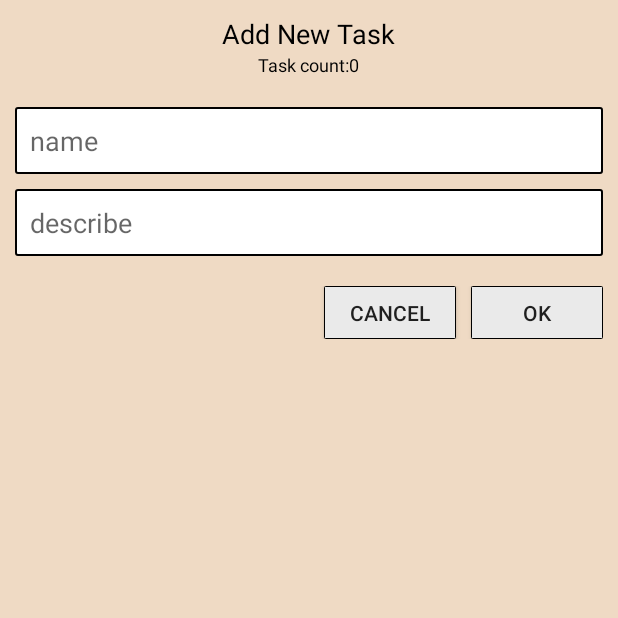
After one commit to haumenphai/Android-TextEditor-Note-TodoList, an Android app: the AddTaskActivity screen opened directly, with no data from a screen before it, on a phone screen of 412 x 824 dp, the top half of it. The commit adds this screen. Run offline under Robolectric (Android 15) with nearby library versions, the phone set to English and light mode, and no system bars; our stand-ins replace Room's generated code.

Commit message:
todo list

```diff
--- a/app/src/main/java/promax/dohaumen/text_edittor_mvvm/todo_list/adapter/TaskAdapter.kt
+++ b/app/src/main/java/promax/dohaumen/text_edittor_mvvm/todo_list/adapter/TaskAdapter.kt
@@ -39,6 +39,7 @@ class TaskAdapter: RecyclerView.Adapter<TaskAdapter.Holder>() {
 
     override fun onBindViewHolder(holder: Holder, position: Int) {
         holder.binding.task = listTask[position]
+        holder.binding.stt = "${position+1}"
         holder.binding.executePendingBindings()
     }
 
--- a/app/src/main/java/promax/dohaumen/text_edittor_mvvm/todo_list/data/TaskDatabase.kt
+++ b/app/src/main/java/promax/dohaumen/text_edittor_mvvm/todo_list/data/TaskDatabase.kt
@@ -33,19 +33,19 @@ interface TaskDao {
     @Query("DELETE FROM task")
     fun deleteAll()
 
-    @Query("SELECT * FROM task where isCompleted = :isCompleted")
+    @Query("SELECT * FROM task where isCompleted = :isCompleted ORDER BY id DESC")
     fun getList(isCompleted: Boolean): List<Task>
 
-    @Query("SELECT * FROM task")
+    @Query("SELECT * FROM task ORDER BY id DESC")
     fun getList(): List<Task>
 
 
-    @Query("SELECT * FROM task where isCompleted = :isCompleted")
+    @Query("SELECT * FROM task where isCompleted = :isCompleted ORDER BY id DESC")
     fun getLiveData(isCompleted: Boolean): LiveData<List<Task>>
 
-    @Query("SELECT * FROM task")
+    @Query("SELECT * FROM task  ORDER BY id DESC")
     fun getLiveData(): LiveData<List<Task>>
 
-    @Query("SELECT * FROM task where isDeleted = :isDeleted")
+    @Query("SELECT * FROM task where isDeleted = :isDeleted ORDER BY id DESC")
     fun getListDeleted(isDeleted: Boolean): List<Task>
 }
--- /dev/null
+++ b/app/src/main/java/promax/dohaumen/text_edittor_mvvm/todo_list/view/AddTaskActivity.kt
@@ -0,0 +1,43 @@
+package promax.dohaumen.text_edittor_mvvm.todo_list.view
+
+import android.annotation.SuppressLint
+import androidx.appcompat.app.AppCompatActivity
+import android.os.Bundle
+import android.widget.Toast
+import androidx.lifecycle.ViewModelProvider
+import promax.dohaumen.text_edittor_mvvm.R
+import promax.dohaumen.text_edittor_mvvm.databinding.ActivityAddTaskBinding
+import promax.dohaumen.text_edittor_mvvm.todo_list.viewmodel.AddTaskViewModel
+@SuppressLint("SetTextI18n")
+class AddTaskActivity : AppCompatActivity() {
+    val b: ActivityAddTaskBinding by lazy { ActivityAddTaskBinding.inflate(layoutInflater) }
+    val viewModel: AddTaskViewModel by lazy { ViewModelProvider(this).get(AddTaskViewModel::class.java) }
+
+    override fun onCreate(savedInstanceState: Bundle?) {
+        super.onCreate(savedInstanceState)
+        setContentView(b.root)
+        setClick()
+
+        viewModel.listTask.observe(this, {
+            b.tvTaskCount.setText(getString(R.string.task_count) + it.size)
+        })
+    }
+
+    fun setClick() {
+        b.btnCancel.setOnClickListener {
+            finish()
+        }
+        b.btnOk.setOnClickListener {
+            val name = b.editName.text.toString()
+            val desc = b.editDescribe.text.toString()
+
+            viewModel.addTask(name, desc, onFailure = { mess ->
+                Toast.makeText(this, mess, Toast.LENGTH_SHORT).show()
+            }, onSuccess = { mess ->
+                b.editName.setText("")
+                b.editDescribe.setText("")
+               Toast.makeText(this, mess, Toast.LENGTH_SHORT).show()
+            })
+        }
+    }
+}
--- /dev/null
+++ b/app/src/main/java/promax/dohaumen/text_edittor_mvvm/todo_list/viewmodel/AddTaskViewModel.kt
@@ -0,0 +1,26 @@
+package promax.dohaumen.text_edittor_mvvm.todo_list.viewmodel
+
+import androidx.lifecycle.LiveData
+import androidx.lifecycle.ViewModel
+import promax.dohaumen.text_edittor_mvvm.R
+import promax.dohaumen.text_edittor_mvvm.helper.getCurentDate24h
+import promax.dohaumen.text_edittor_mvvm.helper.getString
+import promax.dohaumen.text_edittor_mvvm.todo_list.data.Task
+import promax.dohaumen.text_edittor_mvvm.todo_list.data.TaskDatabase
+
+class AddTaskViewModel: ViewModel() {
+    val listTask: LiveData<List<Task>> by lazy {
+        TaskDatabase.get.dao().getLiveData()
+    }
+
+    fun addTask(name: String, describe: String, onFailure:(mess: String) -> Unit, onSuccess:(mess: String) -> Unit) {
+        if (name.trim() == "") {
+            onFailure(getString(R.string.file_name_must_not_empty))
+        } else {
+            val task = Task(name, describe)
+            task.dateCreated = getCurentDate24h()
+            TaskDatabase.get.dao().insert(task)
+            onSuccess(getString(R.string.add_task_successfully))
+        }
+    }
+}
--- a/app/src/main/java/promax/dohaumen/text_edittor_mvvm/views/fragment/ListFileDeletedFragment.kt
+++ b/app/src/main/java/promax/dohaumen/text_edittor_mvvm/views/fragment/ListFileDeletedFragment.kt
@@ -17,7 +17,6 @@ import com.google.android.material.snackbar.Snackbar
 import kotlinx.coroutines.launch
 import promax.dohaumen.text_edittor_mvvm.R
 import promax.dohaumen.text_edittor_mvvm.adapter.FileTextAdapter
-import promax.dohaumen.text_edittor_mvvm.databinding.FragmentListFileBinding
 import promax.dohaumen.text_edittor_mvvm.databinding.FragmentListFileDeletedBinding
 import promax.dohaumen.text_edittor_mvvm.helper.demSoTu
 import promax.dohaumen.text_edittor_mvvm.helper.searchFileText
--- a/app/src/main/java/promax/dohaumen/text_edittor_mvvm/views/fragment/ListFileFragment.kt
+++ b/app/src/main/java/promax/dohaumen/text_edittor_mvvm/views/fragment/ListFileFragment.kt
@@ -28,7 +28,6 @@ import promax.dohaumen.text_edittor_mvvm.viewmodel.ListFileFragmentViewModel
 import promax.dohaumen.text_edittor_mvvm.views.dialog.DialogAddFile
 import promax.hmp.dev.utils.HandleUI
 import promax.hmp.dev.views.DialogAddNewFile2
-import java.lang.Exception
 
 class ListFileFragment() : Fragment() {
     lateinit var b: FragmentListFileBinding
--- /dev/null
+++ b/app/src/main/res/layout/activity_add_task.xml
@@ -0,0 +1,82 @@
+<?xml version="1.0" encoding="utf-8"?>
+<RelativeLayout
+    xmlns:android="http://schemas.android.com/apk/res/android"
+    xmlns:tools="http://schemas.android.com/tools"
+    xmlns:app="http://schemas.android.com/apk/res-auto"
+    android:layout_width="match_parent"
+    android:layout_height="match_parent"
+    tools:context=".todo_list.view.AddTaskActivity"
+    android:padding="10dp"
+    android:background="@color/color_edit_2"
+    >
+
+    <TextView
+        android:id="@+id/tv_title"
+        android:layout_width="wrap_content"
+        android:layout_height="wrap_content"
+        android:textSize="18sp"
+        android:textColor="@color/black"
+        android:text="Add New Task"
+        android:layout_centerHorizontal="true"
+        />
+    <TextView
+        android:id="@+id/tv_task_count"
+        android:layout_width="wrap_content"
+        android:layout_height="wrap_content"
+        android:textSize="12sp"
+        android:textColor="@color/black"
+        android:text="@string/task_count"
+        android:layout_centerHorizontal="true"
+        android:layout_below="@id/tv_title"
+        />
+
+
+    <EditText
+        android:id="@+id/edit_name"
+        android:layout_width="match_parent"
+        android:layout_height="wrap_content"
+        android:background="@drawable/bg_edittext"
+        android:hint="@string/name"
+        android:layout_below="@id/tv_task_count"
+        android:layout_marginTop="20dp"
+        android:inputType="textMultiLine|textNoSuggestions|textCapSentences"
+        />
+    <EditText
+        android:id="@+id/edit_describe"
+        android:layout_width="match_parent"
+        android:layout_height="wrap_content"
+        android:background="@drawable/bg_edittext"
+        android:hint="@string/describe"
+        android:layout_below="@id/edit_name"
+        android:layout_marginTop="10dp"
+        android:inputType="textMultiLine|textNoSuggestions|textCapSentences"
+        />
+
+    <RelativeLayout
+        android:id="@+id/layout_btn"
+        android:layout_width="match_parent"
+        android:layout_height="wrap_content"
+        android:layout_below="@id/edit_describe"
+        android:layout_marginTop="20dp"
+        >
+        <Button
+            android:id="@+id/btn_ok"
+            android:layout_width="wrap_content"
+            android:layout_height="35dp"
+            android:text="@string/btn_ok"
+            android:background="@drawable/bg_button"
+            android:layout_alignParentRight="true"
+            />
+        <Button
+            android:id="@+id/btn_cancel"
+            android:layout_width="wrap_content"
+            android:layout_height="35dp"
+            android:text="@string/btn_cancel"
+            android:layout_toLeftOf="@id/btn_ok"
+            android:background="@drawable/bg_button"
+            android:layout_marginEnd="10dp"
+            />
+    </RelativeLayout>
+
+
+</RelativeLayout>
--- a/app/src/main/res/values/strings.xml
+++ b/app/src/main/res/values/strings.xml
@@ -83,7 +83,12 @@
     <string name="show_line_number">show line number</string>
     <string name="automatic_capitalization">automatic capitalization</string>
     <string name="todo_list">Todo List</string>
-    <string name="delete_task_completed">Delete task completed</string>
+    <string name="delete_task_completed">Delete tasks completed</string>
+    <string name="file_name_must_not_empty">Name must not be empty</string>
+    <string name="add_task_successfully">Add task successfully</string>
+    <string name="name">name</string>
+    <string name="describe">describe</string>
+    <string name="task_count">Task count:</string>
 
 
 </resources>
```
Also changed, not shown: app/src/main/AndroidManifest.xml (+14 -13 lines), app/src/main/java/promax/dohaumen/text_edittor_mvvm/todo_list/view/TodoListFragment.kt (+10 -5 lines), app/src/main/java/promax/dohaumen/text_edittor_mvvm/views/activity/ViewFileActivity.kt (+4 -7 lines), app/src/main/res/layout/item_task.xml (+31 -1 lines), app/src/main/res/menu/todo_list_fragment_menu.xml (+8 -0 lines), 1 other file.
